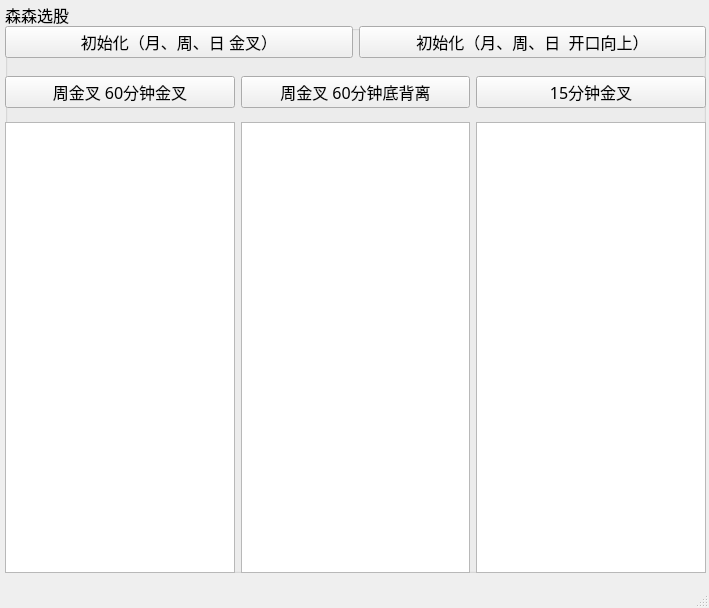
Before: the Qt Designer form Select.ui in ocean998/STOCK, drawn with Qt 5.
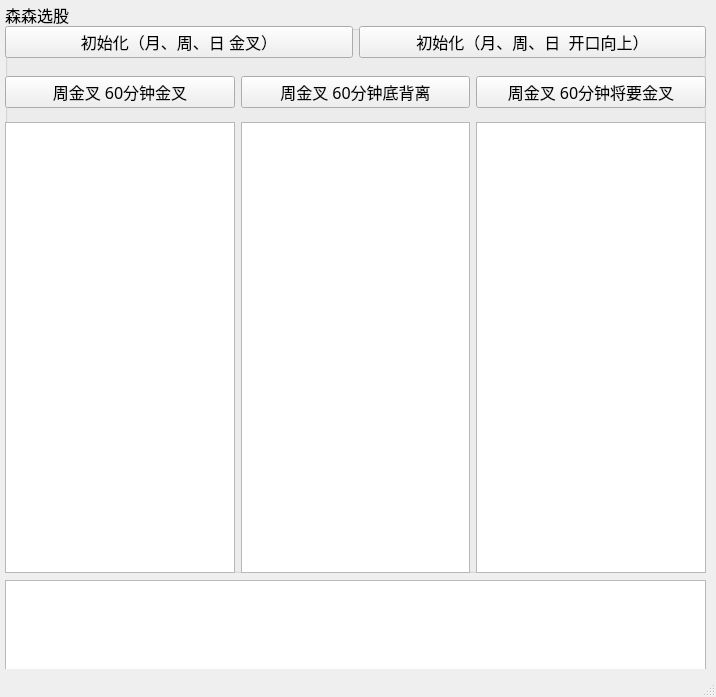
After: the same form once the commit is applied.

```diff
--- a/Select.ui
+++ b/Select.ui
@@ -6,8 +6,8 @@
    <rect>
     <x>0</x>
     <y>0</y>
-    <width>709</width>
-    <height>608</height>
+    <width>716</width>
+    <height>697</height>
    </rect>
   </property>
   <property name="font">
@@ -91,7 +91,7 @@
       <item>
        <widget class="QPushButton" name="pushButton_4">
         <property name="text">
-         <string>15分钟金叉</string>
+         <string>周金叉 60分钟将要金叉</string>
         </property>
        </widget>
       </item>
@@ -128,6 +128,16 @@
      </layout>
     </widget>
    </widget>
+   <widget class="QTextBrowser" name="textBrowser">
+    <property name="geometry">
+     <rect>
+      <x>5</x>
+      <y>580</y>
+      <width>701</width>
+      <height>91</height>
+     </rect>
+    </property>
+   </widget>
   </widget>
   <widget class="QStatusBar" name="statusbar"/>
  </widget>
```
